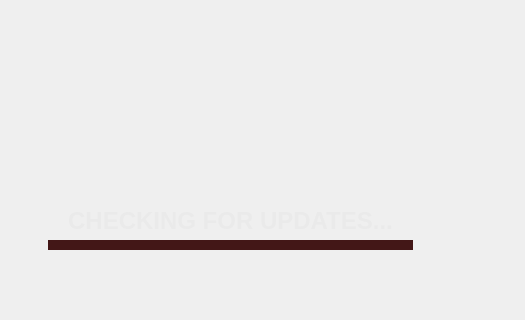
Above: FFLauncher-macx.ui from TTSFunnyFarm/launcher before the change; both pictures show x 0 to 525 and y 220 to 540 of the 950 by 540 pixel window. Below: the same form after it.
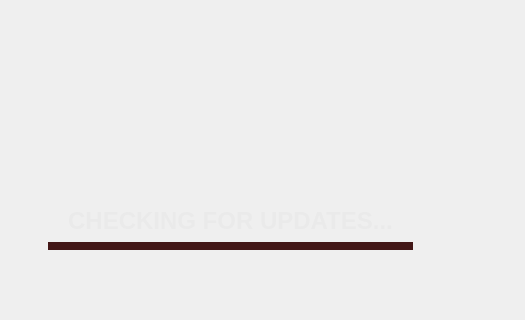
That is the form after the change. Icons and pictures are not drawn.

Commit message: ui: actually perfect progress bar

Diff of the .ui file:
```diff
--- a/FFLauncher-macx.ui
+++ b/FFLauncher-macx.ui
@@ -369,21 +369,21 @@
     <property name="geometry">
      <rect>
       <x>48</x>
-      <y>460</y>
+      <y>462</y>
       <width>365</width>
-      <height>10</height>
+      <height>8</height>
      </rect>
     </property>
     <property name="minimumSize">
      <size>
       <width>365</width>
-      <height>10</height>
+      <height>8</height>
      </size>
     </property>
     <property name="maximumSize">
      <size>
       <width>365</width>
-      <height>10</height>
+      <height>8</height>
      </size>
     </property>
     <property name="value">
```
The commit also changes 1 other file.
